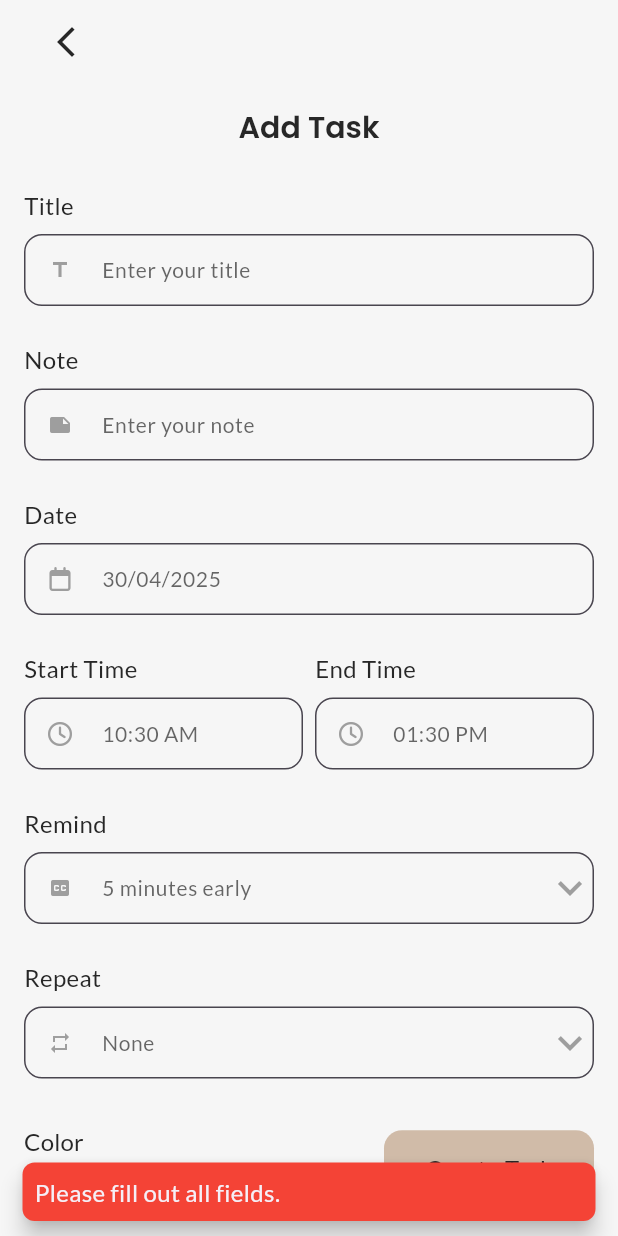
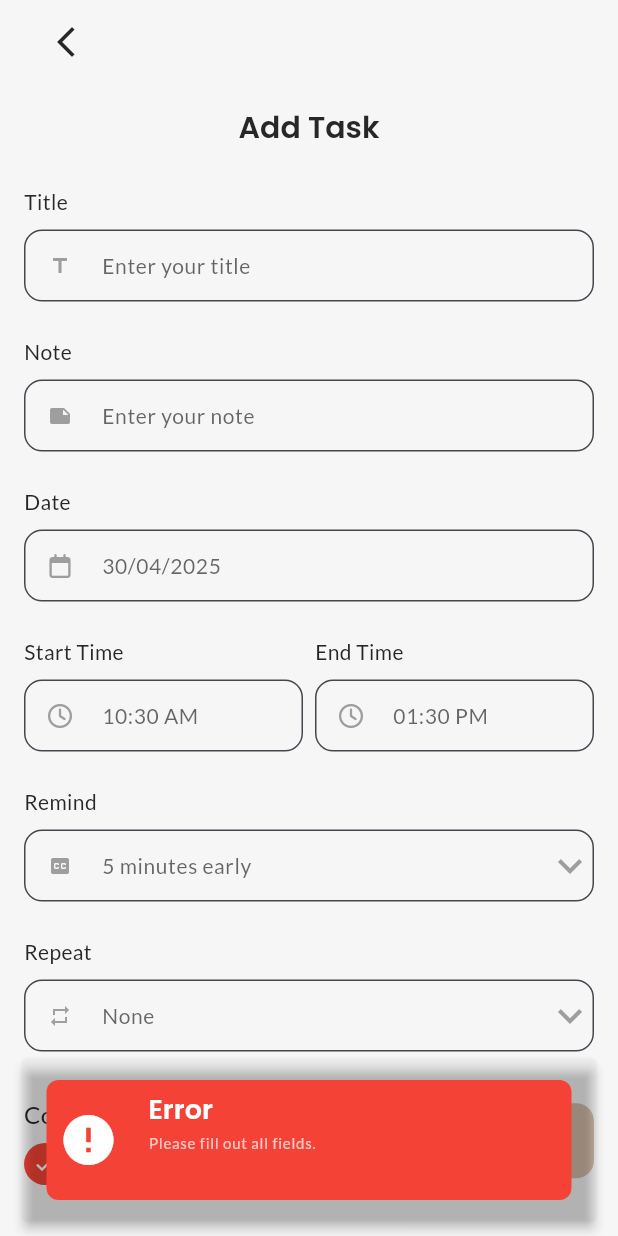
Before and after one commit to Vivek-k001/DEDO, a Flutter app: the AddTaskScreen screen opened directly, after a tap on "Create Task", on a phone screen of 412 x 824 dp. Run offline on Flutter 3.47's test engine with Material 3 defaults, Android fonts, the phone set to English and light mode, and no system bars; our stand-ins replace date_picker_timeline, equatable, flutter_bloc, flutter_local_notifications, flutter_staggered_animations, font_awesome_flutter and 4 more; accounts and stored records are empty.

```diff
--- a/lib/bloc/task/task_event.dart
+++ b/lib/bloc/task/task_event.dart
@@ -25,6 +25,17 @@ class UpdateTask extends TaskEvent {
   List<Object?> get props => [task];
 }
 
+class UpdateSingleField extends TaskEvent {
+  final int taskId;
+  final String field;
+  final dynamic value;
+
+  UpdateSingleField(this.taskId, this.field, this.value);
+
+  @override
+  List<Object?> get props => [taskId, field, value];
+}
+
 class DeleteTask extends TaskEvent {
   final int taskId;
 
--- a/lib/db/db_helper.dart
+++ b/lib/db/db_helper.dart
@@ -51,4 +51,26 @@ class DBHelper {
   static Future<int> delete(int taskId) async {
     return await _db!.delete(_tableName, where: 'id = ?', whereArgs: [taskId]);
   }
+
+  static Future<int> update(TaskModel task) async {
+    return await _db!.update(
+      _tableName,
+      task.toJson(),
+      where: 'id = ?',
+      whereArgs: [task.id],
+    );
+  }
+
+  static Future<int> updateSingleField(
+    int taskId,
+    String field,
+    dynamic value,
+  ) async {
+    return await _db!.update(
+      _tableName,
+      {field: value},
+      where: 'id = ?',
+      whereArgs: [taskId],
+    );
+  }
 }
--- a/lib/screens/add_task.dart
+++ b/lib/screens/add_task.dart
@@ -44,14 +44,19 @@ class _AddTaskScreenState extends State<AddTaskScreen> {
         if (state is TaskSuccess) {
           Navigator.pop(context);
           DHelperFunctions.showSnackBar(
+            title: "Success",
             message: "Task added successfully! ID: ${state.taskId}",
+            icon: Icons.check_circle,
             context: context,
             bgColor: Colors.green,
           );
         } else if (state is TaskError) {
           DHelperFunctions.showSnackBar(
+            title: "Error",
             message: "Error: ${state.message}",
+            icon: Icons.error,
             context: context,
+            bgColor: Colors.red,
           );
         }
       },
@@ -284,7 +289,10 @@ class _AddTaskScreenState extends State<AddTaskScreen> {
 
     if (title.isEmpty || note.isEmpty) {
       DHelperFunctions.showSnackBar(
+        title: "Error",
         message: 'Please fill out all fields.',
+        icon: Icons.error,
+        bgColor: Colors.red,
         context: context,
       );
       return;
--- a/lib/utils/helper_functions.dart
+++ b/lib/utils/helper_functions.dart
@@ -49,7 +49,9 @@ class DHelperFunctions {
   }
 
   static void showSnackBar({
+    required String title,
     required String message,
+    required IconData icon,
     required BuildContext context,
     Color bgColor = Colors.red,
     Duration duration = const Duration(seconds: 3),
@@ -57,18 +59,47 @@ class DHelperFunctions {
   }) {
     ScaffoldMessenger.of(context).showSnackBar(
       SnackBar(
-        content: Text(message),
-        backgroundColor: bgColor,
+        content: Container(
+          padding: const EdgeInsets.all(DSizes.sm),
+          height: 80,
+          decoration: BoxDecoration(
+            color: bgColor,
+            borderRadius: BorderRadius.circular(DSizes.sm),
+          ),
+          child: Row(
+            children: [
+              Icon(icon, color: Colors.white, size: 40),
+              SizedBox(width: 20),
+              Expanded(
+                child: Column(
+                  crossAxisAlignment: CrossAxisAlignment.start,
+                  children: [
+                    Text(
+                      title,
+                      style: Theme.of(
+                        context,
+                      ).textTheme.titleLarge!.copyWith(color: Colors.white),
+                    ),
+                    const SizedBox(height: DSizes.xs),
+                    Text(
+                      message,
+                      maxLines: 2,
+                      overflow: TextOverflow.ellipsis,
+                      style: Theme.of(
+                        context,
+                      ).textTheme.labelSmall!.copyWith(color: Colors.white70),
+                    ),
+                  ],
+                ),
+              ),
+            ],
+          ),
+        ),
+        backgroundColor: Colors.transparent,
         duration: duration,
         action: action,
         behavior: SnackBarBehavior.floating,
-        shape: RoundedRectangleBorder(
-          borderRadius: BorderRadius.circular(DSizes.sm),
-        ),
-        padding: const EdgeInsets.symmetric(
-          horizontal: DSizes.sm,
-          vertical: DSizes.sm,
-        ),
+        elevation: 3,
       ),
     );
   }
--- a/lib/utils/theme/text_theme.dart
+++ b/lib/utils/theme/text_theme.dart
@@ -29,43 +29,43 @@ class DTextTheme {
     ),
     titleMedium: GoogleFonts.poppins(
       fontSize: 16.0,
-      fontWeight: FontWeight.w500,
+      fontWeight: FontWeight.w600,
       color: DColors.dark,
     ),
     titleSmall: GoogleFonts.lato(
       fontSize: 16.0,
-      fontWeight: FontWeight.w400,
+      fontWeight: FontWeight.w500,
       color: DColors.dark,
     ),
     bodyLarge: GoogleFonts.lato(
       fontSize: 14.0,
-      fontWeight: FontWeight.w500,
+      fontWeight: FontWeight.w600,
       color: DColors.dark,
     ),
     bodyMedium: GoogleFonts.lato(
-      fontSize: 16.0,
-      fontWeight: FontWeight.normal,
+      fontSize: 14.0,
+      fontWeight: FontWeight.w500,
       color: DColors.dark,
     ),
     bodySmall: GoogleFonts.lato(
       fontSize: 14.0,
-      fontWeight: FontWeight.w500,
-      color: DColors.dark.withValues(alpha: 0.5),
+      fontWeight: FontWeight.normal,
+      color: DColors.dark,
     ),
     labelLarge: GoogleFonts.lato(
       fontSize: 12.0,
-      fontWeight: FontWeight.normal,
+      fontWeight: FontWeight.w600,
       color: DColors.dark,
     ),
     labelMedium: GoogleFonts.lato(
       fontSize: 12.0,
       fontWeight: FontWeight.normal,
-      color: DColors.dark.withValues(alpha: 0.5),
+      color: DColors.dark,
     ),
     labelSmall: GoogleFonts.lato(
       fontSize: 10.0,
       fontWeight: FontWeight.normal,
-      color: DColors.dark.withValues(alpha: 0.5),
+      color: DColors.dark,
     ),
   );
 
@@ -82,54 +82,54 @@ class DTextTheme {
       color: DColors.light,
     ),
     headlineSmall: GoogleFonts.poppins(
-      fontSize: 18.0,
+      fontSize: 20.0,
       fontWeight: FontWeight.w600,
       color: DColors.light,
     ),
     titleLarge: GoogleFonts.poppins(
-      fontSize: 16.0,
+      fontSize: 18.0,
       fontWeight: FontWeight.w600,
       color: DColors.light,
     ),
     titleMedium: GoogleFonts.poppins(
       fontSize: 16.0,
-      fontWeight: FontWeight.w500,
+      fontWeight: FontWeight.w600,
       color: DColors.light,
     ),
     titleSmall: GoogleFonts.lato(
       fontSize: 16.0,
-      fontWeight: FontWeight.w400,
+      fontWeight: FontWeight.w500,
       color: DColors.light,
     ),
     bodyLarge: GoogleFonts.lato(
       fontSize: 14.0,
-      fontWeight: FontWeight.w500,
+      fontWeight: FontWeight.w600,
       color: DColors.light,
     ),
     bodyMedium: GoogleFonts.lato(
       fontSize: 14.0,
-      fontWeight: FontWeight.normal,
+      fontWeight: FontWeight.w500,
       color: DColors.light,
     ),
     bodySmall: GoogleFonts.lato(
       fontSize: 14.0,
-      fontWeight: FontWeight.w500,
-      color: DColors.light.withValues(alpha: 0.5),
+      fontWeight: FontWeight.normal,
+      color: DColors.light,
     ),
     labelLarge: GoogleFonts.lato(
       fontSize: 12.0,
-      fontWeight: FontWeight.normal,
+      fontWeight: FontWeight.w600,
       color: DColors.light,
     ),
     labelMedium: GoogleFonts.lato(
       fontSize: 12.0,
       fontWeight: FontWeight.normal,
-      color: DColors.light.withValues(alpha: 0.5),
+      color: DColors.light,
     ),
     labelSmall: GoogleFonts.lato(
       fontSize: 10.0,
       fontWeight: FontWeight.normal,
-      color: DColors.light.withValues(alpha: 0.5),
+      color: DColors.light,
     ),
   );
 }
--- a/lib/widgets/button.dart
+++ b/lib/widgets/button.dart
@@ -11,12 +11,14 @@ class DButton extends StatelessWidget {
     required this.height,
     this.btnColor,
     this.textColor,
+    this.showBorder = false,
   });
 
   final Function()? onTap;
   final String btnTitle;
   final double width, height;
   final Color? btnColor, textColor;
+  final bool showBorder;
 
   @override
   Widget build(BuildContext context) {
@@ -28,6 +30,8 @@ class DButton extends StatelessWidget {
         decoration: BoxDecoration(
           borderRadius: BorderRadius.circular(DSizes.buttonRadius),
           color: btnColor ?? DColors.primary,
+          border:
+              showBorder ? Border.all(color: DColors.primary, width: 2) : null,
         ),
         child: Center(
           child: Text(btnTitle, style: Theme.of(context).textTheme.bodyMedium),
```
Also changed, not shown: lib/bloc/task/task_bloc.dart (+15 -0 lines), lib/screens/home.dart (+114 -5 lines), lib/widgets/task_tile.dart (+40 -17 lines).
